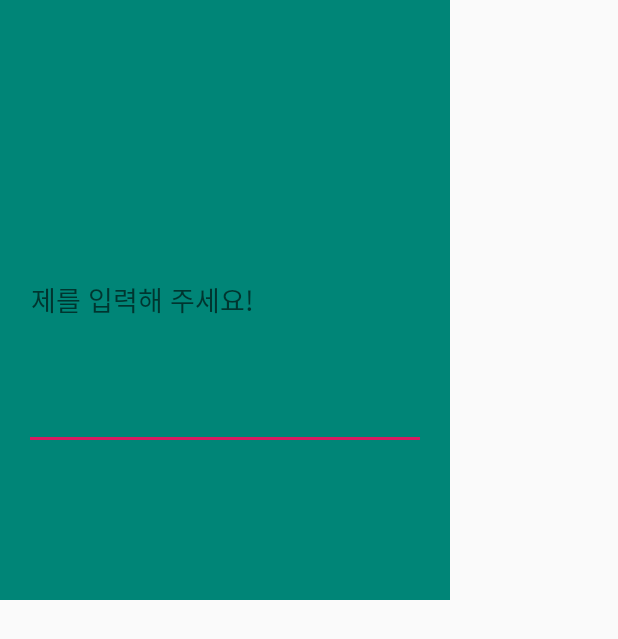
After one commit to enan501/1tall, an Android app: the layout item_quest_content.xml on its own in the app's theme, with its tools: preview values and no code run, on a phone screen of 412 x 824 dp. The commit adds this screen. Shown: the top 639 px of the screen. Run offline under Robolectric (Android 15) with nearby library versions, the phone set to English and light mode, and no system bars.

Commit message:
[UPDATE] 문제만들기 동적창 생성

```diff
--- a/app/src/main/java/safari/com/iltall/Data/Adapter/QuestAdapter.kt
+++ b/app/src/main/java/safari/com/iltall/Data/Adapter/QuestAdapter.kt
@@ -25,5 +25,4 @@ class QuestAdapter(fm: FragmentManager, val num:Int, val content:ArrayList<Strin
         return ""
     }
 
-
 }
--- /dev/null
+++ b/app/src/main/java/safari/com/iltall/Data/Dataclass/QuestContent.kt
@@ -0,0 +1,3 @@
+package safari.com.iltall.Data.Dataclass
+
+data class QuestContent(var text:String, var img:Int, var isAddLast:Int)
--- a/app/src/main/java/safari/com/iltall/UI/Quest/QuestActivity.kt
+++ b/app/src/main/java/safari/com/iltall/UI/Quest/QuestActivity.kt
@@ -45,6 +45,9 @@ class QuestActivity : AppCompatActivity() {
             see_ad.visibility = View.GONE
             Toast.makeText(this@QuestActivity,"광고 준비중입니다",Toast.LENGTH_SHORT).show()
         }
+        qt_submit.setOnClickListener {
+
+        }
     }
 
 }
--- /dev/null
+++ b/app/src/main/res/layout/item_quest_content.xml
@@ -0,0 +1,27 @@
+<?xml version="1.0" encoding="utf-8"?>
+<LinearLayout
+    xmlns:android="http://schemas.android.com/apk/res/android"
+    android:layout_width="300dp" android:layout_height="400dp"
+    android:orientation="vertical"
+        android:background="@color/colorPrimary"
+        android:padding="20dp"
+        android:gravity="center">
+    <ImageView
+            android:id="@+id/qc_img"
+            android:layout_width="200dp"
+            android:layout_height="200dp"
+            android:visibility="gone"/>
+    <EditText
+            android:id="@+id/qc_content"
+            android:hint="문제를 입력해 주세요!"
+            android:layout_width="300dp"
+            android:layout_height="200dp"/>
+    <TextView
+            android:id="@+id/qc_add"
+            android:visibility="gone"
+            android:text="+"
+            android:textSize="60dp"
+            android:textColor="#FFFFFF"
+            android:layout_width="wrap_content"
+            android:layout_height="wrap_content"/>
+</LinearLayout>
```
Also changed, not shown: app/src/main/java/safari/com/iltall/Data/Adapter/CenterZoomLayoutManager.kt (added, +43 -0 lines), app/src/main/java/safari/com/iltall/Data/Adapter/QuestContentAdapter.kt (added, +70 -0 lines), app/src/main/java/safari/com/iltall/UI/Quest/MakeQuestActivity.kt (+45 -3 lines), app/src/main/res/layout/activity_make_quest.xml (+4 -7 lines).
